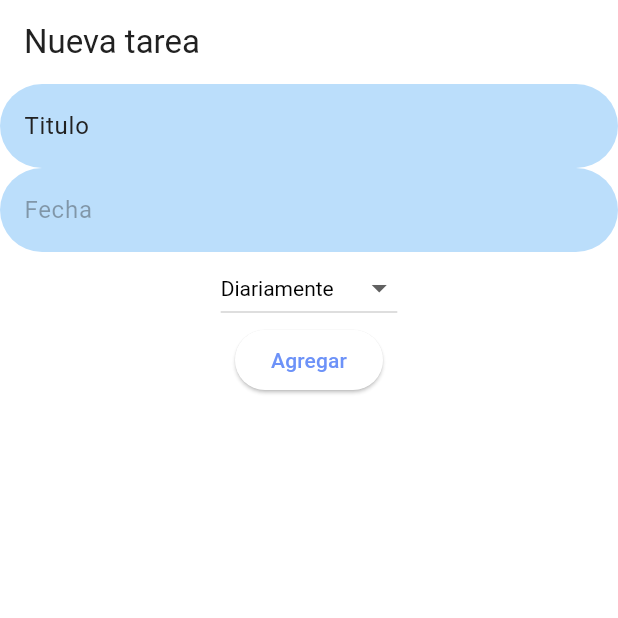
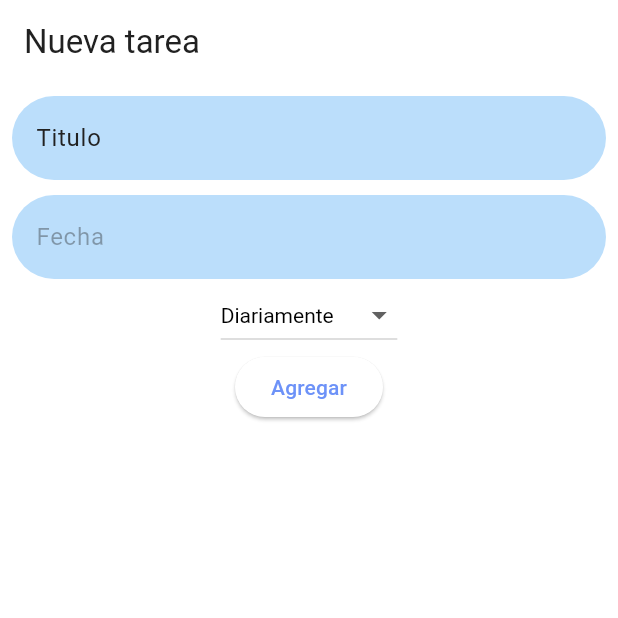
Before and after one commit to MoiBeta/Auto-Admin-App, a Flutter app: the AddingTaskScreen screen opened by its route, on a phone screen of 412 x 824 dp, the top half of it. Run offline on Flutter 3.47's test engine with Material 3 defaults, Android fonts, the phone set to English and light mode, and no system bars; our stand-ins replace cloud_firestore, firebase_auth, firebase_core, flutter_riverpod, go_router, lottie and 1 more; accounts and stored records are empty; generated files the repository leaves out were written again.

Commit message:
Minor UI improvements

```diff
--- a/lib/presentation/home/adding_task_screen.dart
+++ b/lib/presentation/home/adding_task_screen.dart
@@ -26,11 +26,16 @@ class _AddingTaskScreenState extends ConsumerState<AddingTaskScreen> {
       appBar: AppBar(
         title: Text('Nueva tarea'),
       ),
-      body: Column(
+      body: Padding(
+        padding: const EdgeInsets.all(8.0),
+        child: Column(
           children: [
             TextFormField(
               decoration: InputDecoration(hintText: 'Titulo'),
               controller: titleEditingController,
+            ),
+            const SizedBox(
+              height: 10,
             ),
             GestureDetector(
               child: TextFormField(
@@ -101,6 +106,7 @@ class _AddingTaskScreenState extends ConsumerState<AddingTaskScreen> {
             ),
           ],
         ),
+      ),
     );
   }
 
```
Lines whose indentation alone changed are shown as unchanged.
